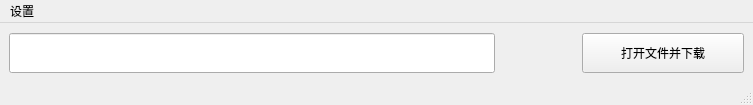
First picture: the form in window.ui, repository DWINDT5/udp_app, before the edit.
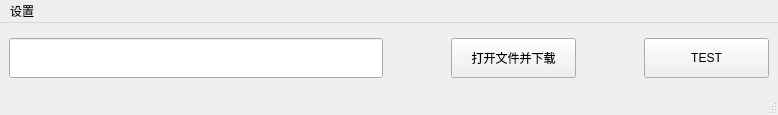
Second picture: the form after the edit.

```diff
--- a/window.ui
+++ b/window.ui
@@ -6,8 +6,8 @@
    <rect>
     <x>0</x>
     <y>0</y>
-    <width>753</width>
-    <height>105</height>
+    <width>778</width>
+    <height>115</height>
    </rect>
   </property>
   <property name="windowTitle">
@@ -16,7 +16,7 @@
   <widget class="QWidget" name="centralwidget">
    <layout class="QVBoxLayout" name="verticalLayout_2" stretch="1">
     <item>
-     <layout class="QHBoxLayout" name="horizontalLayout" stretch="6,1,2">
+     <layout class="QHBoxLayout" name="horizontalLayout" stretch="6,1,2,1,2">
       <item>
        <widget class="QLineEdit" name="fileDir">
         <property name="minimumSize">
@@ -59,6 +59,32 @@
         </property>
        </widget>
       </item>
+      <item>
+       <spacer name="horizontalSpacer">
+        <property name="orientation">
+         <enum>Qt::Horizontal</enum>
+        </property>
+        <property name="sizeHint" stdset="0">
+         <size>
+          <width>40</width>
+          <height>20</height>
+         </size>
+        </property>
+       </spacer>
+      </item>
+      <item>
+       <widget class="QPushButton" name="pushButtonTest">
+        <property name="minimumSize">
+         <size>
+          <width>0</width>
+          <height>40</height>
+         </size>
+        </property>
+        <property name="text">
+         <string>TEST</string>
+        </property>
+       </widget>
+      </item>
      </layout>
     </item>
    </layout>
@@ -68,7 +94,7 @@
     <rect>
      <x>0</x>
      <y>0</y>
-     <width>753</width>
+     <width>778</width>
      <height>23</height>
     </rect>
    </property>
```
